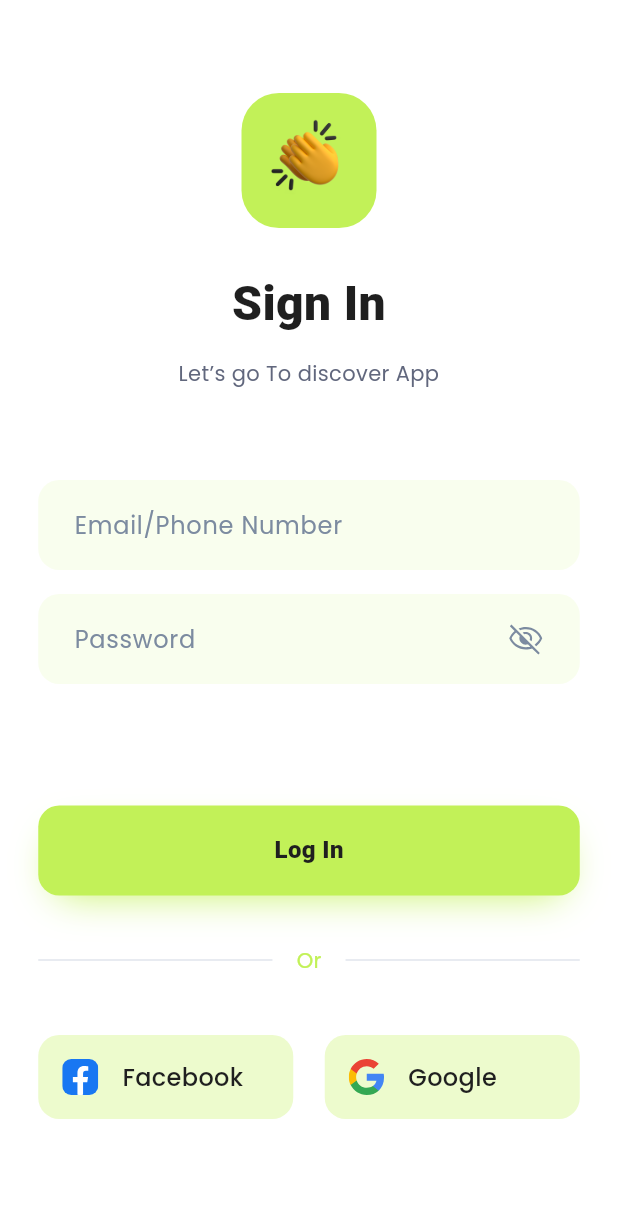
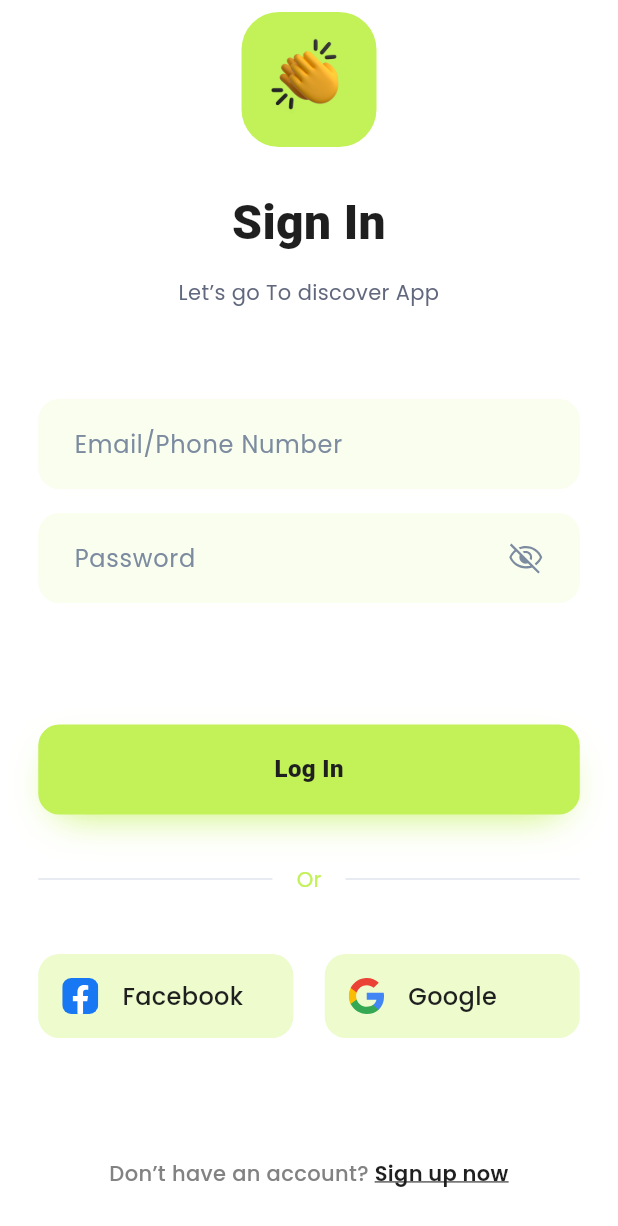
Before and after one commit to AhmedAnwar00/chato_chat, a Flutter app: the screen it shows after launch, on a phone screen of 412 x 824 dp. Shown: the top 1226 px of the screen. Run offline on Flutter 3.47's test engine with Material 3 defaults, Android fonts, the phone set to English and light mode, and no system bars; our stand-ins replace device_info_plus, flutter_svg, google_fonts, vector_graphics; Roboto replaces fonts that are missing (Cairo).

Commit message:
Add sign-up prompt and related styles to login UI
- Introduced LoginSignUpPrompt widget to display a sign-up message with a link.
- Updated AppColors to include accountPrompt color for styling.
- Enhanced AppTextStyles with new styles for account prompt and sign-up link.
- Refactored LoginBody to integrate the new sign-up prompt into the login flow.

```diff
--- a/lib/core/theme/app_colors.dart
+++ b/lib/core/theme/app_colors.dart
@@ -14,6 +14,7 @@ class AppColors {
   static const Color socialFill = Color(0x4DC2F158);
   static const Color lineLight = Color(0xFFE0E5EC);
   static const Color lineDark = Color(0xFF3A3A3A);
+  static const Color accountPrompt = Color(0xFF828282);
 
   static Color signInTitle(Brightness brightness) {
     return brightness == Brightness.dark ? primary : primaryDark;
@@ -26,4 +27,8 @@ class AppColors {
   static Color divider(Brightness brightness) {
     return brightness == Brightness.dark ? lineDark : lineLight;
   }
+
+  static Color signUpLink(Brightness brightness) {
+    return brightness == Brightness.dark ? primary : primaryDark;
+  }
 }
--- a/lib/core/theme/app_text_styles.dart
+++ b/lib/core/theme/app_text_styles.dart
@@ -52,4 +52,21 @@ class AppTextStyles {
     fontWeight: FontWeight.w500,
     height: 24 / 16,
   );
+
+  static TextStyle get loginAccountPrompt => GoogleFonts.poppins(
+    color: AppColors.accountPrompt,
+    fontSize: 14,
+    fontWeight: FontWeight.w500,
+    height: 36 / 14,
+  );
+
+  static TextStyle get loginSignUpLink => GoogleFonts.poppins(
+    color: AppColors.primaryDark,
+    fontSize: 14,
+    fontWeight: FontWeight.w600,
+    height: 36 / 14,
+    decoration: TextDecoration.underline,
+    decorationColor: AppColors.primaryDark,
+    decorationStyle: TextDecorationStyle.solid,
+  );
 }
--- a/lib/features/login/ui/widgets/login_body.dart
+++ b/lib/features/login/ui/widgets/login_body.dart
@@ -3,6 +3,7 @@ import 'package:my_chatoo_chat/features/login/ui/widgets/login_email_field.dart'
 import 'package:my_chatoo_chat/features/login/ui/widgets/login_header.dart';
 import 'package:my_chatoo_chat/features/login/ui/widgets/login_or_divider.dart';
 import 'package:my_chatoo_chat/features/login/ui/widgets/login_password_field.dart';
+import 'package:my_chatoo_chat/features/login/ui/widgets/login_sign_up_prompt.dart';
 import 'package:my_chatoo_chat/features/login/ui/widgets/login_social_row.dart';
 import 'package:my_chatoo_chat/features/login/ui/widgets/login_submit_button.dart';
 import 'package:my_chatoo_chat/features/login/ui/widgets/login_wave_badge.dart';
@@ -12,16 +13,15 @@ class LoginBody extends StatelessWidget {
 
   @override
   Widget build(BuildContext context) {
-    return LayoutBuilder(
-      builder: (context, constraints) {
-        return SingleChildScrollView(
+    return Align(
+      alignment: Alignment.topCenter,
       child: ConstrainedBox(
-            constraints: BoxConstraints(minHeight: constraints.maxHeight),
-            child: Center(
-              child: ConstrainedBox(
-                constraints: BoxConstraints(maxWidth: 393),
-                child: Padding(
-                  padding: EdgeInsets.fromLTRB(16, 8, 16, 24),
+        constraints: const BoxConstraints(maxWidth: 393),
+        child: const Column(
+          children: [
+            Expanded(
+              child: SingleChildScrollView(
+                padding: EdgeInsets.fromLTRB(16, 8, 16, 0),
                 child: Column(
                   children: [
                     LoginWaveBadge(),
@@ -41,10 +41,13 @@ class LoginBody extends StatelessWidget {
                 ),
               ),
             ),
+            Padding(
+              padding: EdgeInsets.fromLTRB(16, 16, 16, 24),
+              child: LoginSignUpPrompt(),
+            ),
+          ],
         ),
       ),
     );
-      },
-    );
   }
 }
--- /dev/null
+++ b/lib/features/login/ui/widgets/login_sign_up_prompt.dart
@@ -0,0 +1,28 @@
+import 'package:flutter/material.dart';
+import 'package:my_chatoo_chat/core/theme/app_colors.dart';
+import 'package:my_chatoo_chat/core/theme/app_text_styles.dart';
+
+class LoginSignUpPrompt extends StatelessWidget {
+  const LoginSignUpPrompt({super.key});
+
+  @override
+  Widget build(BuildContext context) {
+    final linkColor = AppColors.signUpLink(Theme.of(context).brightness);
+    return Text.rich(
+      TextSpan(
+        text: 'Don\u2019t have an account? ',
+        style: AppTextStyles.loginAccountPrompt,
+        children: [
+          TextSpan(
+            text: 'Sign up now',
+            style: AppTextStyles.loginSignUpLink.copyWith(
+              color: linkColor,
+              decorationColor: linkColor,
+            ),
+          ),
+        ],
+      ),
+      textAlign: TextAlign.center,
+    );
+  }
+}
```
Lines whose indentation alone changed are shown as unchanged.
